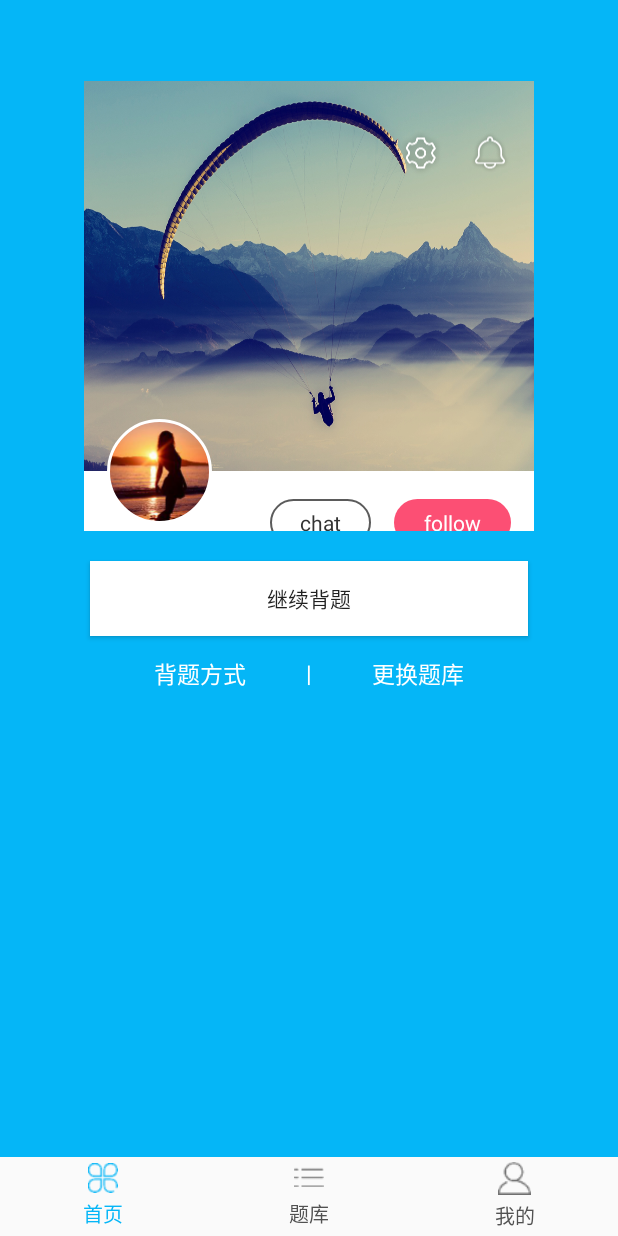
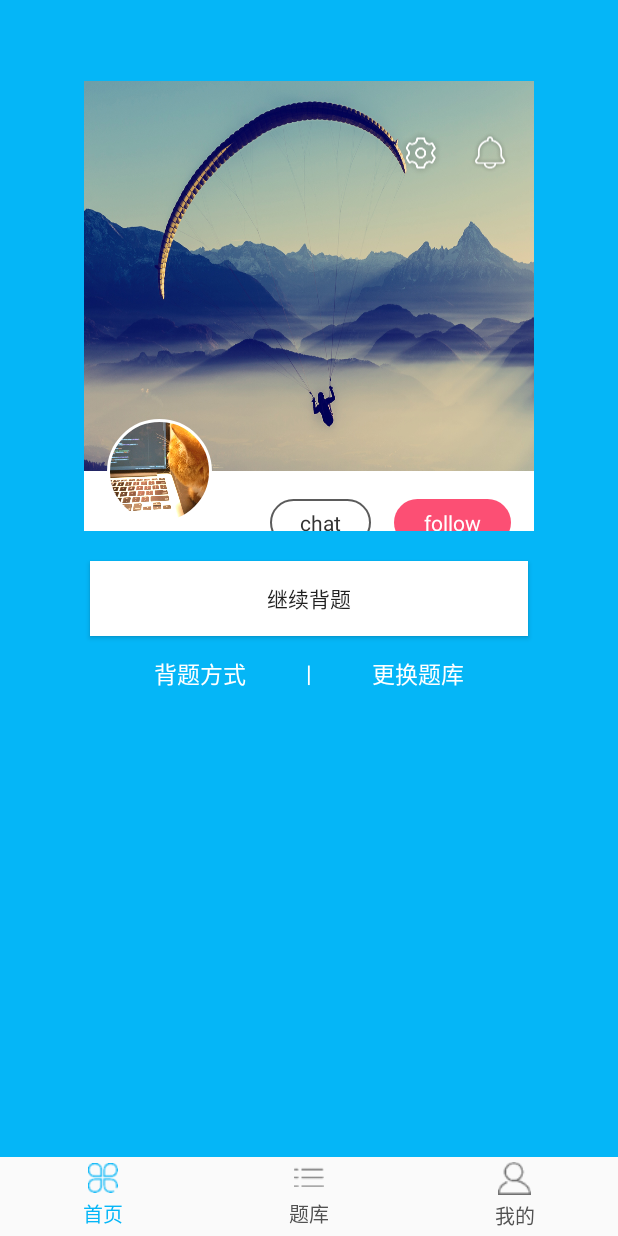
Before and after one commit to Homiss/EasyReciteApp, an Android app: the fragment MineFragment placed in its activity, on a phone screen of 412 x 824 dp. Run offline under Robolectric (Android 15) with nearby library versions, the phone set to English and light mode, and no system bars; our stand-ins replace CircleImageView; libraries missing offline, so code that uses them is left out: com.gelitenight.waveview, com.jaeger.library, com.zhl.cbdialog, rx.android.schedulers, rx.functions and 1 more; plain views replace WaveView; pictures from the network do not load; 7 statements that could not run were skipped.

Commit message:
Add 实现个人信息界面我的题库交互功能

```diff
--- a/app/src/main/java/com/adm/dictionary/dictionary/MineFragment.java
+++ b/app/src/main/java/com/adm/dictionary/dictionary/MineFragment.java
@@ -237,7 +237,7 @@ public class MineFragment extends BaseFragment {
     public String[] getNames() {
         String[] mNames = new String[]{"我的题库", "已背题目"};
         for (String str : mNames) {
-            mTabEntities.add(new TabEntity("", str));
+            mTabEntities.add(new TabEntity(str, ""));
         }
         return mNames;
     }
--- a/app/src/main/java/com/adm/dictionary/fragment/QuestionItemFragment.java
+++ b/app/src/main/java/com/adm/dictionary/fragment/QuestionItemFragment.java
@@ -44,7 +44,7 @@ public class QuestionItemFragment extends BaseFragment {
 
     private View view;
     private String userId, token;
-    private String[] groups;
+    private String[] questions;
 
     public QuestionItemFragment() {
     }
@@ -73,8 +73,8 @@ public class QuestionItemFragment extends BaseFragment {
                 recyclerView.setLayoutManager(new GridLayoutManager(context, mColumnCount));
             }
             List<DummyContent.DummyItem> items = new ArrayList<DummyContent.DummyItem>();
-            for (int i = 1; i <= groups.length; i++) {
-                items.add(new DummyContent.DummyItem(String.valueOf(i), groups[i - 1], "hahah"));
+            for (int i = 1; i <= questions.length; i++) {
+                items.add(new DummyContent.DummyItem(String.valueOf(i), questions[i - 1], "hahah"));
             }
             recyclerView.setAdapter(new MyItemRecyclerViewAdapter(items));
         }
@@ -100,10 +100,10 @@ public class QuestionItemFragment extends BaseFragment {
                     e.printStackTrace();
                 }
                 if (obj.optBoolean("success")) {
-                    JSONArray groupsArray = obj.optJSONArray("data");
-                    groups = new String[groupsArray.length()];
-                    for(int i = 0; i < groupsArray.length(); i++){
-                        groups[i] = groupsArray.optJSONObject(i).optString("name");
+                    JSONArray itemsArray = obj.optJSONArray("data");
+                    questions = new String[itemsArray.length()];
+                    for(int i = 0; i < itemsArray.length(); i++){
+                        questions[i] = itemsArray.optJSONObject(i).optString("question");
                     }
                     setAdapter();
                 } else {
--- a/app/src/main/java/com/adm/dictionary/http/ApiService.java
+++ b/app/src/main/java/com/adm/dictionary/http/ApiService.java
@@ -138,6 +138,7 @@ public interface ApiService {
      * @param token
      * @return
      */
+    @POST("/easyRecite/api/app/recite/v1/finish/record")
     Observable<ResponseBody> getReciteQuestions(@Query("userId") String userId,
                                                 @Query("token") String token);
 }
--- a/app/src/main/res/layout/frag_mine.xml
+++ b/app/src/main/res/layout/frag_mine.xml
@@ -60,7 +60,7 @@
             android:layout_width="70dp"
             android:layout_height="70dp"
             android:layout_marginLeft="15dp"
-            android:src="@drawable/ic_avater"
+            android:src="@drawable/head"
             app:civ_border_color="@android:color/white"
             app:civ_border_width="2dp"
             app:layout_anchor="@+id/middle_layout"
--- a/app/src/main/res/layout/frag_mine_item_list.xml
+++ b/app/src/main/res/layout/frag_mine_item_list.xml
@@ -9,5 +9,4 @@
     android:layout_marginLeft="16dp"
     android:layout_marginRight="16dp"
     app:layoutManager="LinearLayoutManager"
-    tools:context="com.adm.dictionary.fragment.ItemFragment"
     tools:listitem="@layout/frag_mine_item" />
--- a/app/src/main/res/layout/layout_mine_uc_head_middle.xml
+++ b/app/src/main/res/layout/layout_mine_uc_head_middle.xml
@@ -27,7 +27,7 @@
                 android:layout_width="wrap_content"
                 android:layout_height="wrap_content"
                 android:layout_marginTop="37dp"
-                android:text="Lover's Day"
+                android:text="薛定谔的猫病"
                 android:textColor="@color/colorBlack33"
                 android:textSize="17sp" />
 
@@ -77,7 +77,7 @@
                 android:layout_marginTop="2dp"
                 android:maxLines="2"
                 android:paddingLeft="15dp"
-                android:text="music、dance、drive、fly~O(∩_∩)O~"
+                android:text="只有强壮的肉体，才能承载一个猥琐的灵魂。"
                 android:textColor="#aa333333"
                 android:textSize="13sp" />
 
```
Also changed, not shown: app/src/main/res/layout/layout_mine_func_in_uc.xml (deleted, +0 -121 lines).
